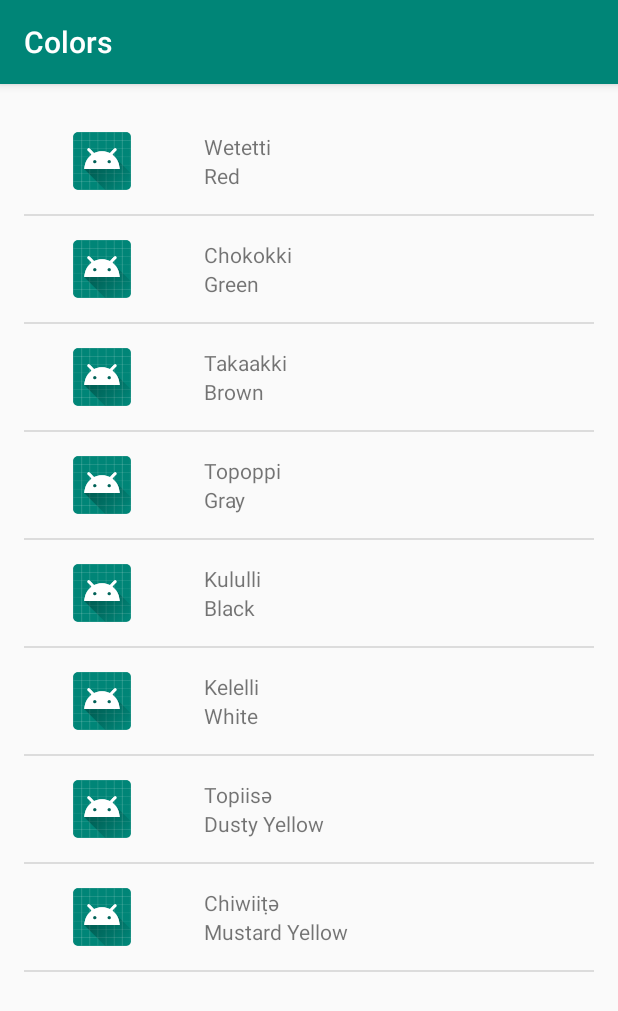
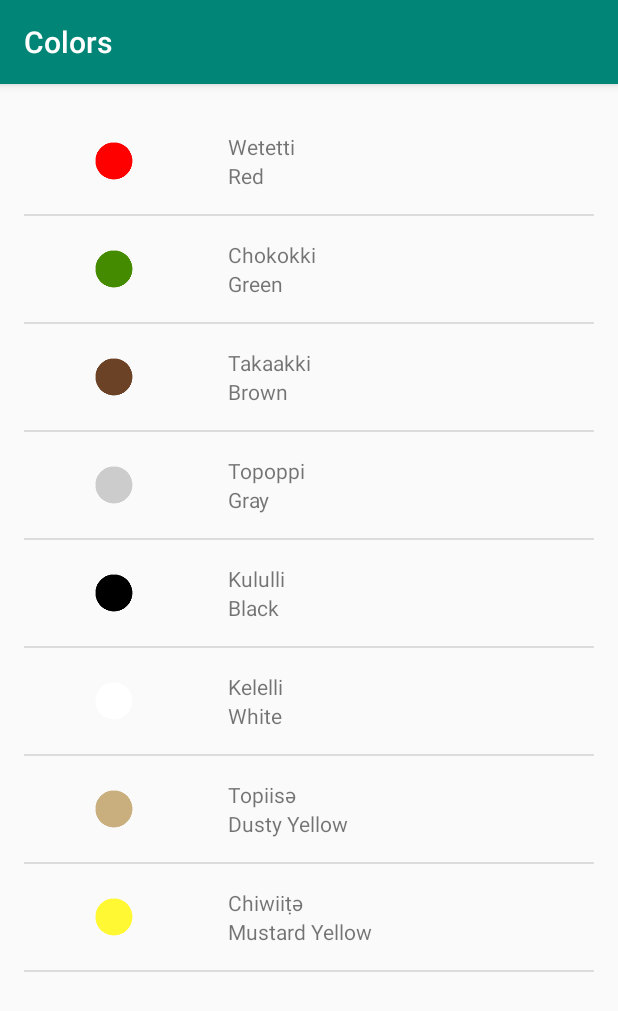
Before and after one commit to cristiandgm/MIwok2, an Android app: the ColorsActivity screen opened directly, with no data from a screen before it, on a phone screen of 412 x 824 dp. Shown: the top 1011 px of the screen. Run offline under Robolectric (Android 15) with nearby library versions, the phone set to English and light mode, and no system bars.

Commit message:
Add images to the layout

```diff
--- a/app/src/main/java/com/example/miwok2/PhrasesActivity.java
+++ b/app/src/main/java/com/example/miwok2/PhrasesActivity.java
@@ -29,7 +29,6 @@ public class PhrasesActivity extends AppCompatActivity {
         words.add(new Word("Let’s go.", "yoowutis"));
         words.add(new Word("Come here.", "әnni'nem"));
 
-
         // Create an {@link ArrayAdapter}, whose data source is a list of Strings. The
         // adapter knows how to create layouts for each item in the list, using the
         // simple_list_item_1.xml layout resource defined in the Android framework.
--- a/app/src/main/java/com/example/miwok2/Word.java
+++ b/app/src/main/java/com/example/miwok2/Word.java
@@ -1,6 +1,4 @@
 package com.example.miwok2;
-
-import android.widget.ImageView;
 
 /**
  * {@link Word} represents a vocabulary  word  that the user wants to learn.
@@ -24,6 +22,7 @@ public class Word {
      * @param defaultTranslation is the english word.
      */
     public Word(String defaultTranslation, String miwokTranslation) {
+
         mDefaultTranslation = defaultTranslation;
         mMiwokTranslation = miwokTranslation;
     }
@@ -57,6 +56,7 @@ public class Word {
 
     /**
      * Get the image resource id.
+     * @return
      */
     public int getImageResourceId() {
         return mImageResourceId;
--- a/app/src/main/java/com/example/miwok2/WordAdapter.java
+++ b/app/src/main/java/com/example/miwok2/WordAdapter.java
@@ -6,6 +6,7 @@ import android.view.LayoutInflater;
 import android.view.View;
 import android.view.ViewGroup;
 import android.widget.ArrayAdapter;
+import android.widget.ImageView;
 import android.widget.TextView;
 
 import androidx.annotation.NonNull;
@@ -42,14 +43,22 @@ public class WordAdapter extends ArrayAdapter {
                     R.layout.list_item, parent, false);
         }
 
+
         // Get the {@link Word} object located at this position in the list
         Word currentWord = (Word) getItem(position);
 
+        //Find the ImageView in the list_item.xml layout with the image_word id.
+        ImageView imageAboutWord = listItemView.findViewById(R.id.image_word);
+        // Get the image of the current Word object and
+        // set this on the ImageView.
+        imageAboutWord.setImageResource(currentWord.getImageResourceId());
+
+
         // Find the TextView in the list_item.xml layout with the ID miwok_word.
-        TextView miwokTextView = listItemView.findViewById(R.id.miwok_word);
+        TextView miwokWord = listItemView.findViewById(R.id.miwok_word);
         // Get the miwok word  from the current Word object and
         // set this text on the miwok TextView
-        miwokTextView.setText(currentWord.getMiwokTranslation());
+        miwokWord.setText(currentWord.getMiwokTranslation());
 
         // Find the TextView in the list_item.xml layout with the ID default_word.
         TextView defaultWord = listItemView.findViewById(R.id.default_word);
--- a/app/src/main/res/layout/list_item.xml
+++ b/app/src/main/res/layout/list_item.xml
@@ -5,7 +5,7 @@
     android:orientation="horizontal">
 
     <ImageView
-        android:id="@+id/image"
+        android:id="@+id/image_word"
         android:layout_width="wrap_content"
         android:layout_height="match_parent"
         android:padding="16dp"
```
